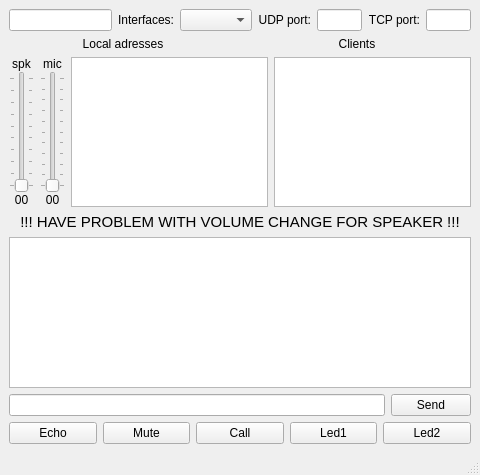
This is Panel/mainwindow.ui in shurk4/DoorPhone as Qt 5 draws it before an edit. The edited form follows.
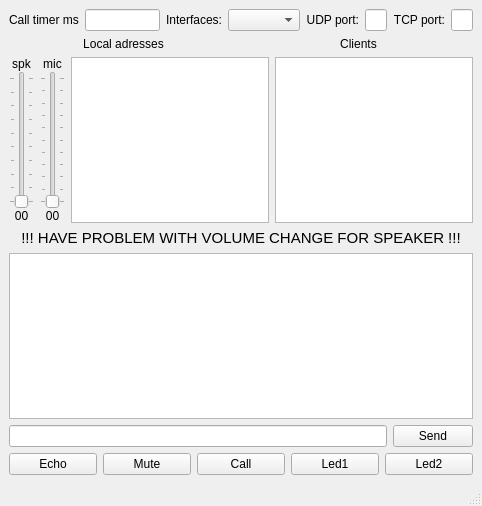
This is the edited form.

Commit message: Panel base network control complited

The edit to the form file:
```diff
--- a/Panel/mainwindow.ui
+++ b/Panel/mainwindow.ui
@@ -6,8 +6,8 @@
    <rect>
     <x>0</x>
     <y>0</y>
-    <width>480</width>
-    <height>475</height>
+    <width>482</width>
+    <height>506</height>
    </rect>
   </property>
   <property name="windowTitle">
@@ -18,7 +18,14 @@
     <item>
      <layout class="QHBoxLayout" name="horizontalLayout_3">
       <item>
-       <widget class="QLineEdit" name="lineEditVol"/>
+       <widget class="QLabel" name="label_9">
+        <property name="text">
+         <string>Call timer ms</string>
+        </property>
+       </widget>
+      </item>
+      <item>
+       <widget class="QLineEdit" name="lineEditCallTimer"/>
       </item>
       <item>
        <widget class="QLabel" name="label_3">
```
Left out of the diff: 4 changed lines with no effect on the pictures. The commit also changes 5 other files.
